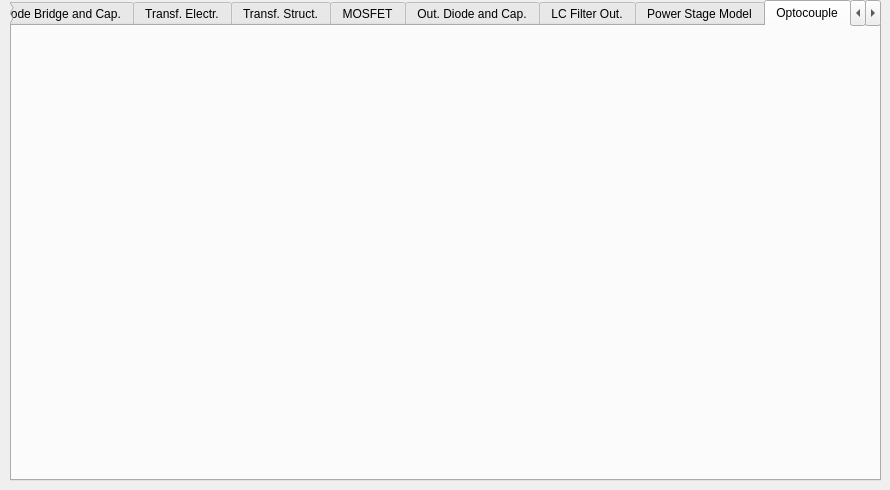
The window that FLySMPS/FLySMPS.ui (aemeltsev/FLySMPS) describes before a commit, drawn with Qt 5.
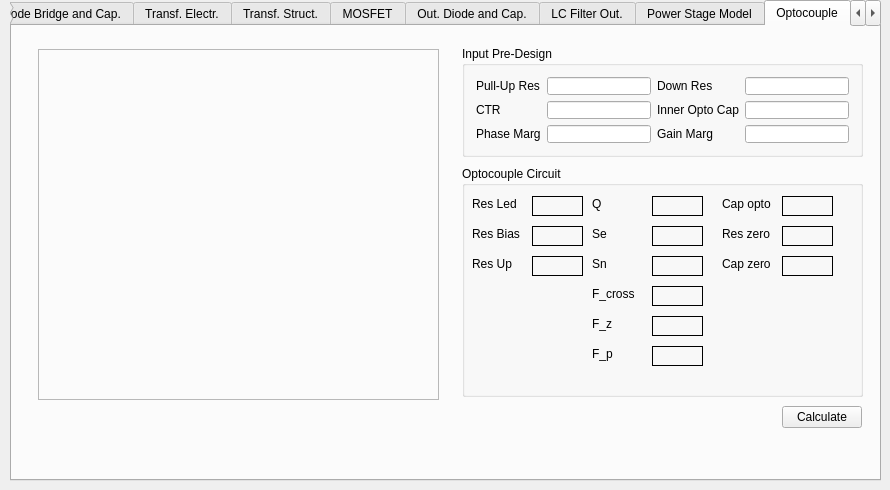
The same window after the commit. The open tabs and pages were chosen to show the change. Icons and pictures are not drawn. Custom widgets are drawn as their Qt base class.

Commit message: feature: update gui for optocouple circuit estimate

Patch:
```diff
--- a/FLySMPS/FLySMPS.ui
+++ b/FLySMPS/FLySMPS.ui
@@ -4017,6 +4017,481 @@
      <attribute name="title">
       <string>Optocouple</string>
      </attribute>
+     <widget class="QLabel" name="label_12">
+      <property name="geometry">
+       <rect>
+        <x>26</x>
+        <y>23</y>
+        <width>401</width>
+        <height>351</height>
+       </rect>
+      </property>
+      <property name="frameShape">
+       <enum>QFrame::StyledPanel</enum>
+      </property>
+      <property name="text">
+       <string/>
+      </property>
+      <property name="pixmap">
+       <pixmap resource="res/flsmps_res.qrc">:/control_opto_circuit/opto-res.png</pixmap>
+      </property>
+      <property name="scaledContents">
+       <bool>true</bool>
+      </property>
+     </widget>
+     <widget class="QGroupBox" name="groupBox_35">
+      <property name="geometry">
+       <rect>
+        <x>450</x>
+        <y>20</y>
+        <width>401</width>
+        <height>111</height>
+       </rect>
+      </property>
+      <property name="title">
+       <string>Input Pre-Design</string>
+      </property>
+      <layout class="QGridLayout" name="gridLayout_15">
+       <item row="0" column="0">
+        <widget class="QLabel" name="label_796">
+         <property name="text">
+          <string>Pull-Up Res</string>
+         </property>
+        </widget>
+       </item>
+       <item row="2" column="2">
+        <widget class="QLabel" name="label_798">
+         <property name="text">
+          <string>Gain Marg</string>
+         </property>
+        </widget>
+       </item>
+       <item row="1" column="0">
+        <widget class="QLabel" name="label_800">
+         <property name="text">
+          <string>CTR</string>
+         </property>
+        </widget>
+       </item>
+       <item row="0" column="2">
+        <widget class="QLabel" name="label_795">
+         <property name="text">
+          <string>Down Res</string>
+         </property>
+        </widget>
+       </item>
+       <item row="1" column="2">
+        <widget class="QLabel" name="label_801">
+         <property name="text">
+          <string>Inner Opto Cap</string>
+         </property>
+        </widget>
+       </item>
+       <item row="2" column="0">
+        <widget class="QLabel" name="label_797">
+         <property name="text">
+          <string>Phase Marg</string>
+         </property>
+        </widget>
+       </item>
+       <item row="0" column="1">
+        <widget class="QLineEdit" name="ResPullUp"/>
+       </item>
+       <item row="1" column="1">
+        <widget class="QLineEdit" name="OptoCTR"/>
+       </item>
+       <item row="2" column="1">
+        <widget class="QLineEdit" name="PhaseMarg"/>
+       </item>
+       <item row="0" column="3">
+        <widget class="QLineEdit" name="ResDown"/>
+       </item>
+       <item row="1" column="3">
+        <widget class="QLineEdit" name="OptoInnerCap">
+         <property name="text">
+          <string/>
+         </property>
+        </widget>
+       </item>
+       <item row="2" column="3">
+        <widget class="QLineEdit" name="GainMarg"/>
+       </item>
+      </layout>
+     </widget>
+     <widget class="QGroupBox" name="groupBox_36">
+      <property name="geometry">
+       <rect>
+        <x>450</x>
+        <y>140</y>
+        <width>401</width>
+        <height>231</height>
+       </rect>
+      </property>
+      <property name="title">
+       <string>Optocouple Circuit</string>
+      </property>
+      <widget class="QLabel" name="ResLed">
+       <property name="geometry">
+        <rect>
+         <x>70</x>
+         <y>30</y>
+         <width>51</width>
+         <height>20</height>
+        </rect>
+       </property>
+       <property name="frameShape">
+        <enum>QFrame::Box</enum>
+       </property>
+       <property name="text">
+        <string/>
+       </property>
+      </widget>
+      <widget class="QLabel" name="label_799">
+       <property name="geometry">
+        <rect>
+         <x>10</x>
+         <y>30</y>
+         <width>56</width>
+         <height>16</height>
+        </rect>
+       </property>
+       <property name="text">
+        <string>Res Led</string>
+       </property>
+      </widget>
+      <widget class="QLabel" name="label_803">
+       <property name="geometry">
+        <rect>
+         <x>10</x>
+         <y>60</y>
+         <width>56</width>
+         <height>16</height>
+        </rect>
+       </property>
+       <property name="text">
+        <string>Res Bias</string>
+       </property>
+      </widget>
+      <widget class="QLabel" name="ResBias">
+       <property name="geometry">
+        <rect>
+         <x>70</x>
+         <y>60</y>
+         <width>51</width>
+         <height>20</height>
+        </rect>
+       </property>
+       <property name="frameShape">
+        <enum>QFrame::Box</enum>
+       </property>
+       <property name="text">
+        <string/>
+       </property>
+      </widget>
+      <widget class="QLabel" name="ResUp">
+       <property name="geometry">
+        <rect>
+         <x>70</x>
+         <y>90</y>
+         <width>51</width>
+         <height>20</height>
+        </rect>
+       </property>
+       <property name="frameShape">
+        <enum>QFrame::Box</enum>
+       </property>
+       <property name="text">
+        <string/>
+       </property>
+      </widget>
+      <widget class="QLabel" name="label_807">
+       <property name="geometry">
+        <rect>
+         <x>10</x>
+         <y>90</y>
+         <width>56</width>
+         <height>16</height>
+        </rect>
+       </property>
+       <property name="text">
+        <string>Res Up</string>
+       </property>
+      </widget>
+      <widget class="QLabel" name="Quality">
+       <property name="geometry">
+        <rect>
+         <x>190</x>
+         <y>30</y>
+         <width>51</width>
+         <height>20</height>
+        </rect>
+       </property>
+       <property name="frameShape">
+        <enum>QFrame::Box</enum>
+       </property>
+       <property name="text">
+        <string/>
+       </property>
+      </widget>
+      <widget class="QLabel" name="label_808">
+       <property name="geometry">
+        <rect>
+         <x>130</x>
+         <y>30</y>
+         <width>56</width>
+         <height>16</height>
+        </rect>
+       </property>
+       <property name="text">
+        <string>Q</string>
+       </property>
+      </widget>
+      <widget class="QLabel" name="label_811">
+       <property name="geometry">
+        <rect>
+         <x>130</x>
+         <y>60</y>
+         <width>56</width>
+         <height>16</height>
+        </rect>
+       </property>
+       <property name="text">
+        <string>Se</string>
+       </property>
+      </widget>
+      <widget class="QLabel" name="SE">
+       <property name="geometry">
+        <rect>
+         <x>190</x>
+         <y>60</y>
+         <width>51</width>
+         <height>20</height>
+        </rect>
+       </property>
+       <property name="frameShape">
+        <enum>QFrame::Box</enum>
+       </property>
+       <property name="text">
+        <string/>
+       </property>
+      </widget>
+      <widget class="QLabel" name="label_812">
+       <property name="geometry">
+        <rect>
+         <x>130</x>
+         <y>120</y>
+         <width>56</width>
+         <height>16</height>
+        </rect>
+       </property>
+       <property name="text">
+        <string>F_cross</string>
+       </property>
+      </widget>
+      <widget class="QLabel" name="label_813">
+       <property name="geometry">
+        <rect>
+         <x>130</x>
+         <y>90</y>
+         <width>56</width>
+         <height>16</height>
+        </rect>
+       </property>
+       <property name="text">
+        <string>Sn</string>
+       </property>
+      </widget>
+      <widget class="QLabel" name="SN">
+       <property name="geometry">
+        <rect>
+         <x>190</x>
+         <y>90</y>
+         <width>51</width>
+         <height>20</height>
+        </rect>
+       </property>
+       <property name="frameShape">
+        <enum>QFrame::Box</enum>
+       </property>
+       <property name="text">
+        <string/>
+       </property>
+      </widget>
+      <widget class="QLabel" name="FCross">
+       <property name="geometry">
+        <rect>
+         <x>190</x>
+         <y>120</y>
+         <width>51</width>
+         <height>20</height>
+        </rect>
+       </property>
+       <property name="frameShape">
+        <enum>QFrame::Box</enum>
+       </property>
+       <property name="text">
+        <string/>
+       </property>
+      </widget>
+      <widget class="QLabel" name="label_814">
+       <property name="geometry">
+        <rect>
+         <x>130</x>
+         <y>180</y>
+         <width>56</width>
+         <height>16</height>
+        </rect>
+       </property>
+       <property name="text">
+        <string>F_p</string>
+       </property>
+      </widget>
+      <widget class="QLabel" name="label_815">
+       <property name="geometry">
+        <rect>
+         <x>130</x>
+         <y>150</y>
+         <width>56</width>
+         <height>16</height>
+        </rect>
+       </property>
+       <property name="text">
+        <string>F_z</string>
+       </property>
+      </widget>
+      <widget class="QLabel" name="Fzero">
+       <property name="geometry">
+        <rect>
+         <x>190</x>
+         <y>150</y>
+         <width>51</width>
+         <height>20</height>
+        </rect>
+       </property>
+       <property name="frameShape">
+        <enum>QFrame::Box</enum>
+       </property>
+       <property name="text">
+        <string/>
+       </property>
+      </widget>
+      <widget class="QLabel" name="Fpole">
+       <property name="geometry">
+        <rect>
+         <x>190</x>
+         <y>180</y>
+         <width>51</width>
+         <height>20</height>
+        </rect>
+       </property>
+       <property name="frameShape">
+        <enum>QFrame::Box</enum>
+       </property>
+       <property name="text">
+        <string/>
+       </property>
+      </widget>
+      <widget class="QLabel" name="label_805">
+       <property name="geometry">
+        <rect>
+         <x>260</x>
+         <y>60</y>
+         <width>56</width>
+         <height>16</height>
+        </rect>
+       </property>
+       <property name="text">
+        <string>Res zero</string>
+       </property>
+      </widget>
+      <widget class="QLabel" name="CapPole">
+       <property name="geometry">
+        <rect>
+         <x>320</x>
+         <y>90</y>
+         <width>51</width>
+         <height>20</height>
+        </rect>
+       </property>
+       <property name="frameShape">
+        <enum>QFrame::Box</enum>
+       </property>
+       <property name="text">
+        <string/>
+       </property>
+      </widget>
+      <widget class="QLabel" name="ResZero">
+       <property name="geometry">
+        <rect>
+         <x>320</x>
+         <y>60</y>
+         <width>51</width>
+         <height>20</height>
+        </rect>
+       </property>
+       <property name="frameShape">
+        <enum>QFrame::Box</enum>
+       </property>
+       <property name="text">
+        <string/>
+       </property>
+      </widget>
+      <widget class="QLabel" name="label_806">
+       <property name="geometry">
+        <rect>
+         <x>260</x>
+         <y>90</y>
+         <width>56</width>
+         <height>16</height>
+        </rect>
+       </property>
+       <property name="text">
+        <string>Cap zero</string>
+       </property>
+      </widget>
+      <widget class="QLabel" name="label_816">
+       <property name="geometry">
+        <rect>
+         <x>260</x>
+         <y>30</y>
+         <width>56</width>
+         <height>16</height>
+        </rect>
+       </property>
+       <property name="text">
+        <string>Cap opto</string>
+       </property>
+      </widget>
+      <widget class="QLabel" name="CapOpto">
+       <property name="geometry">
+        <rect>
+         <x>320</x>
+         <y>30</y>
+         <width>51</width>
+         <height>20</height>
+        </rect>
+       </property>
+       <property name="frameShape">
+        <enum>QFrame::Box</enum>
+       </property>
+       <property name="text">
+        <string/>
+       </property>
+      </widget>
+     </widget>
+     <widget class="QPushButton" name="CalcOptoPushButton">
+      <property name="geometry">
+       <rect>
+        <x>770</x>
+        <y>380</y>
+        <width>80</width>
+        <height>22</height>
+       </rect>
+      </property>
+      <property name="text">
+       <string>Calculate</string>
+      </property>
+     </widget>
     </widget>
     <widget class="QWidget" name="About">
      <attribute name="title">
```
Left out of the diff: 18 changed lines with no effect on the pictures.
